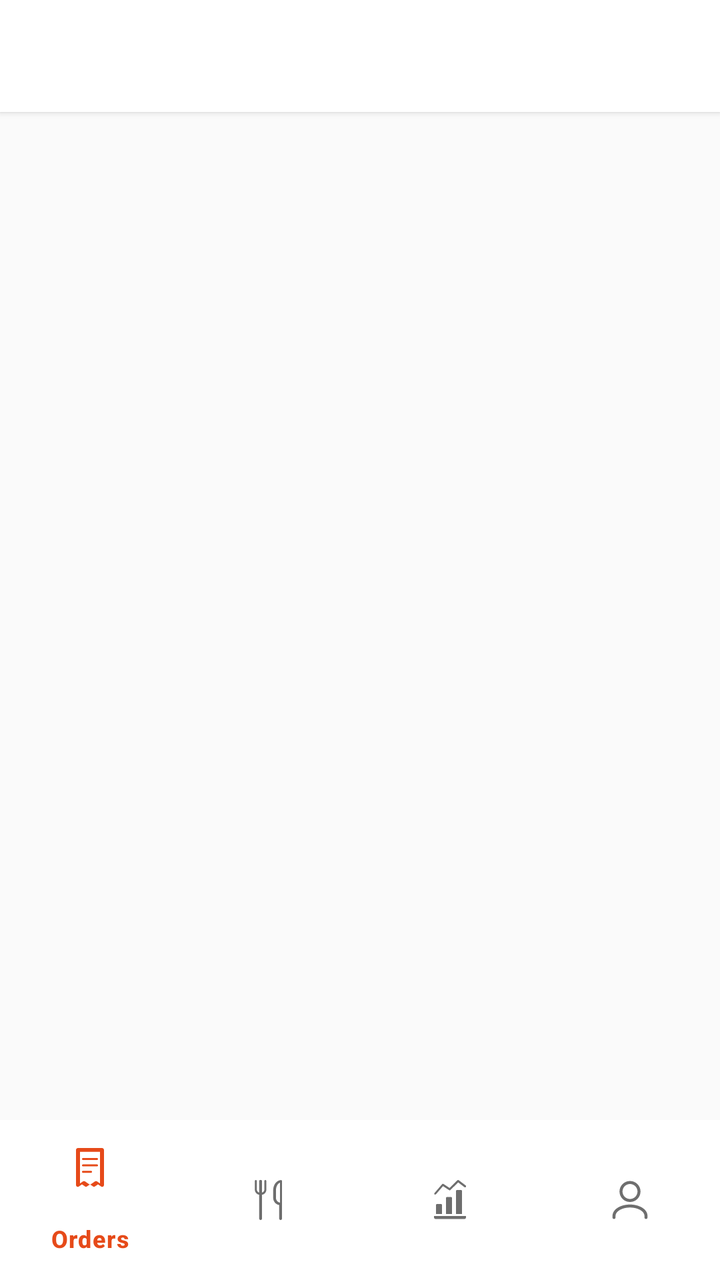
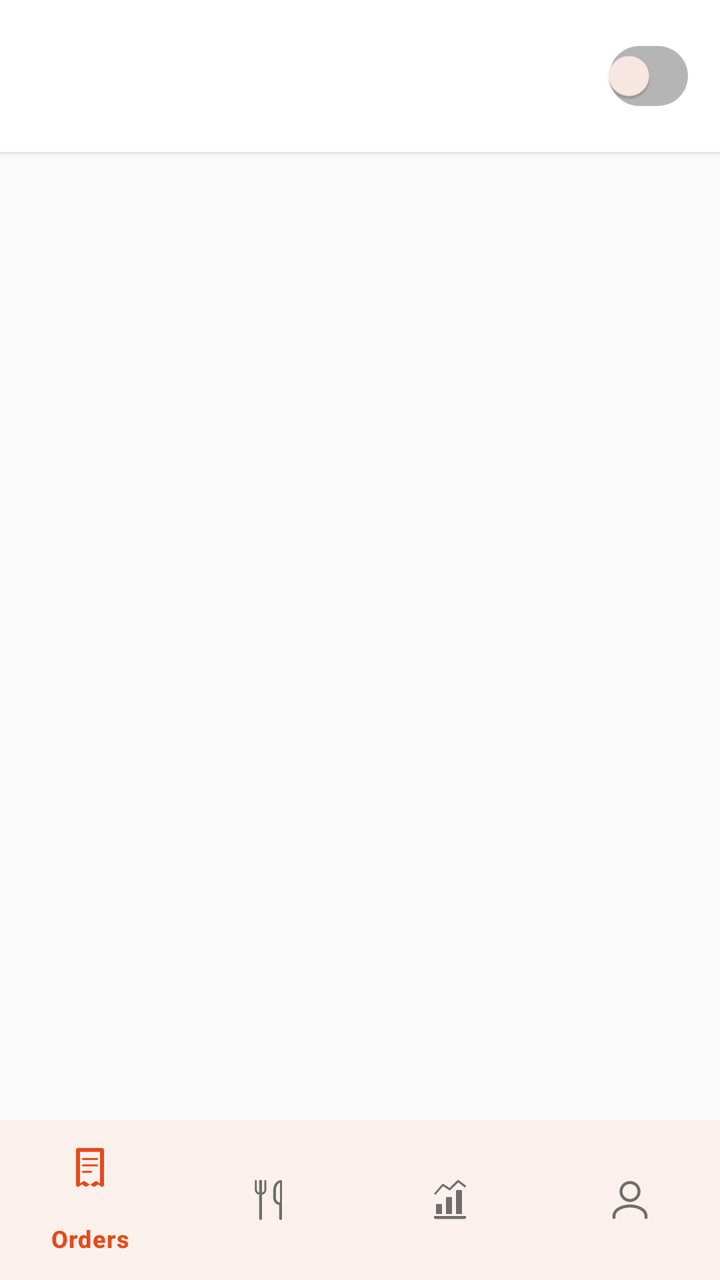

The first picture is an Android layout as it rendered before a commit; the second is the same layout after the commit. The layout source and the unified diff follow.
<!-- AndroidManifest.xml: application theme Theme.AnydropRestaurant -->
<!-- res/layout/activity_main.xml -->
<?xml version="1.0" encoding="utf-8"?>
<LinearLayout xmlns:android="http://schemas.android.com/apk/res/android"
    xmlns:app="http://schemas.android.com/apk/res-auto"
    android:layout_width="match_parent"
    android:layout_height="match_parent"
    android:orientation="vertical"
    android:background="@color/background">

    
    <LinearLayout
        android:layout_width="match_parent"
        android:layout_height="wrap_content"
        android:orientation="horizontal"
        android:gravity="center_vertical"
        android:background="@color/surface"
        android:paddingHorizontal="16dp"
        android:paddingVertical="14dp"
        android:elevation="2dp">

        <TextView
            android:id="@+id/restaurantNameText"
            android:layout_width="0dp"
            android:layout_height="wrap_content"
            android:layout_weight="1"
            android:textSize="18sp"
            android:textStyle="bold"
            android:textColor="@color/text_primary"
            android:maxLines="1"
            android:ellipsize="end" />

        
        <TextView
            android:id="@+id/statusLabelText"
            android:layout_width="wrap_content"
            android:layout_height="wrap_content"
            android:layout_marginEnd="8dp"
            android:textStyle="bold"
            android:textSize="13sp" />

        <com.google.android.material.switchmaterial.SwitchMaterial
            android:id="@+id/statusSwitch"
            style="@style/ToggleSwitch.Filled"
            android:layout_width="52dp"
            android:layout_height="28dp" />
    </LinearLayout>

    <androidx.fragment.app.FragmentContainerView
        android:id="@+id/navHostContainer"
        android:layout_width="match_parent"
        android:layout_height="0dp"
        android:layout_weight="1" />

    
    <com.google.android.material.bottomnavigation.BottomNavigationView
        android:id="@+id/bottomNav"
        android:layout_width="match_parent"
        android:layout_height="wrap_content"
        android:background="@color/surface"
        app:itemIconTint="@color/bottom_nav_item_color"
        app:itemTextColor="@color/bottom_nav_item_color"
        app:menu="@menu/bottom_nav_menu" />

</LinearLayout>
<!-- resources referenced by this layout -->
<resources>
  <style name="ToggleSwitch.Filled" parent="Widget.MaterialComponents.CompoundButton.Switch">
          <item name="track">@drawable/toggle_track_selector</item>
          <item name="android:track">@drawable/toggle_track_selector</item>
          <item name="android:thumb">@drawable/bg_toggle_thumb</item>
          <item name="showText">false</item>
          <item name="android:textOn">@null</item>
          <item name="android:textOff">@null</item>
      </style>
  <style name="Theme.AnydropRestaurant" parent="Theme.Material3.DayNight.NoActionBar">
          <item name="colorPrimary">@color/anydrop_primary</item>
          <item name="colorPrimaryVariant">@color/anydrop_primary_dark</item>
          <item name="colorOnPrimary">@color/white</item>
          <item name="colorSecondary">@color/anydrop_secondary</item>
          <item name="colorOnSurface">@color/text_primary</item>
          <item name="colorOnSurfaceVariant">@color/text_secondary</item>
          <item name="colorOutline">@color/outline</item>
          <item name="android:windowBackground">@color/background</item>
          
          <item name="android:statusBarColor">@color/anydrop_primary</item>
          <item name="android:windowLightStatusBar">false</item>
          <item name="android:textColorPrimary">@color/text_primary</item>
          <item name="android:textColorSecondary">@color/text_secondary</item>
      </style>
  <!-- drawable toggle_track_selector (drawable) -->
  <?xml version="1.0" encoding="utf-8"?>
  <selector xmlns:android="http://schemas.android.com/apk/res/android">
      <item android:drawable="@drawable/bg_toggle_track_on" android:state_checked="true" />
      <item android:drawable="@drawable/bg_toggle_track_off" />
  </selector>
  <!-- drawable bg_toggle_thumb (drawable) -->
  <?xml version="1.0" encoding="utf-8"?>
  <layer-list xmlns:android="http://schemas.android.com/apk/res/android">
      <item android:top="1dp" android:left="1dp">
          <shape android:shape="oval">
              <solid android:color="#33000000" />
          </shape>
      </item>
      <item android:bottom="1dp" android:right="1dp">
          <shape android:shape="oval">
              <solid android:color="@color/white" />
          </shape>
      </item>
  </layer-list>
  <!-- drawable bg_toggle_track_on (drawable) -->
  <?xml version="1.0" encoding="utf-8"?>
  <shape xmlns:android="http://schemas.android.com/apk/res/android"
      android:shape="rectangle">
      <solid android:color="@color/toggle_track_on" />
      <corners android:radius="14dp" />
  </shape>
  <!-- drawable bg_toggle_track_off (drawable) -->
  <?xml version="1.0" encoding="utf-8"?>
  <shape xmlns:android="http://schemas.android.com/apk/res/android"
      android:shape="rectangle">
      <solid android:color="@color/toggle_track_off" />
      <corners android:radius="14dp" />
  </shape>
  <color name="toggle_track_on">#2ECC71</color>
  <color name="toggle_track_off">#E74C3C</color>
  <!-- unchanged entries left out for length: 9 -->
</resources>

<!-- the commit's change to res/layout/activity_main.xml (unified diff, before → after) -->
@@ -39,9 +39,9 @@
 
         <com.google.android.material.switchmaterial.SwitchMaterial
             android:id="@+id/statusSwitch"
-            style="@style/ToggleSwitch.Filled"
-            android:layout_width="52dp"
-            android:layout_height="28dp" />
+            style="@style/Widget.AnydropRestaurant.Switch"
+            android:layout_width="wrap_content"
+            android:layout_height="wrap_content" />
     </LinearLayout>
 
     <androidx.fragment.app.FragmentContainerView
<!-- resource entries referenced after the edit -->
@@ -1,18 +1,21 @@
 <!-- resources referenced by this layout -->
 <resources>
-  <style name="ToggleSwitch.Filled" parent="Widget.MaterialComponents.CompoundButton.Switch">
-          <item name="track">@drawable/toggle_track_selector</item>
-          <item name="android:track">@drawable/toggle_track_selector</item>
-          <item name="android:thumb">@drawable/bg_toggle_thumb</item>
+  <style name="Widget.AnydropRestaurant.Switch" parent="Widget.MaterialComponents.CompoundButton.Switch">
+          <item name="track">@drawable/switch_track_pill</item>
+          <item name="thumb">@drawable/switch_thumb_pill</item>
+          <item name="trackTint">@null</item>
+          <item name="thumbTint">@null</item>
           <item name="showText">false</item>
-          <item name="android:textOn">@null</item>
-          <item name="android:textOff">@null</item>
       </style>
-  <style name="Theme.AnydropRestaurant" parent="Theme.Material3.DayNight.NoActionBar">
+  <style name="Theme.AnydropRestaurant" parent="Theme.Material3.Light.NoActionBar">
           <item name="colorPrimary">@color/anydrop_primary</item>
           <item name="colorPrimaryVariant">@color/anydrop_primary_dark</item>
           <item name="colorOnPrimary">@color/white</item>
+          <item name="colorPrimaryContainer">@color/anydrop_primary_container</item>
+          <item name="colorOnPrimaryContainer">@color/anydrop_primary_dark</item>
           <item name="colorSecondary">@color/anydrop_secondary</item>
+          <item name="colorSurface">@color/surface</item>
+          <item name="colorSurfaceVariant">@color/background</item>
           <item name="colorOnSurface">@color/text_primary</item>
           <item name="colorOnSurfaceVariant">@color/text_secondary</item>
           <item name="colorOutline">@color/outline</item>
@@ -22,43 +25,84 @@
           <item name="android:windowLightStatusBar">false</item>
           <item name="android:textColorPrimary">@color/text_primary</item>
           <item name="android:textColorSecondary">@color/text_secondary</item>
+          
+          <item name="android:forceDarkAllowed" tools:targetApi="29">false</item>
+          
+          <item name="materialAlertDialogTheme">@style/ThemeOverlay.AnydropRestaurant.AlertDialog</item>
+          <item name="alertDialogTheme">@style/ThemeOverlay.AnydropRestaurant.AlertDialog</item>
+          
+          <item name="materialCalendarTheme">@style/ThemeOverlay.AnydropRestaurant.DatePicker</item>
+          <item name="materialCalendarStyle">@style/Widget.AnydropRestaurant.CalendarStyle</item>
+          
+          <item name="materialTimePickerTheme">@style/ThemeOverlay.AnydropRestaurant.DatePicker</item>
+          
+          <item name="switchStyle">@style/Widget.AnydropRestaurant.Switch</item>
       </style>
-  <!-- drawable toggle_track_selector (drawable) -->
+  <!-- drawable switch_track_pill (drawable) -->
   <?xml version="1.0" encoding="utf-8"?>
   <selector xmlns:android="http://schemas.android.com/apk/res/android">
-      <item android:drawable="@drawable/bg_toggle_track_on" android:state_checked="true" />
-      <item android:drawable="@drawable/bg_toggle_track_off" />
-  </selector>
-  <!-- drawable bg_toggle_thumb (drawable) -->
-  <?xml version="1.0" encoding="utf-8"?>
-  <layer-list xmlns:android="http://schemas.android.com/apk/res/android">
-      <item android:top="1dp" android:left="1dp">
-          <shape android:shape="oval">
-              <solid android:color="#33000000" />
+      <item android:state_checked="true">
+          <shape android:shape="rectangle">
+              <solid android:color="@color/anydrop_primary" />
+              <corners android:radius="15dp" />
+              <size
+                  android:width="52dp"
+                  android:height="30dp" />
           </shape>
       </item>
-      <item android:bottom="1dp" android:right="1dp">
-          <shape android:shape="oval">
-              <solid android:color="@color/white" />
+      <item>
+          <shape android:shape="rectangle">
+              <solid android:color="@color/switch_track_off" />
+              <corners android:radius="15dp" />
+              <size
+                  android:width="52dp"
+                  android:height="30dp" />
           </shape>
       </item>
-  </layer-list>
-  <!-- drawable bg_toggle_track_on (drawable) -->
+  </selector>
+  <!-- drawable switch_thumb_pill (drawable) -->
   <?xml version="1.0" encoding="utf-8"?>
   <shape xmlns:android="http://schemas.android.com/apk/res/android"
-      android:shape="rectangle">
-      <solid android:color="@color/toggle_track_on" />
-      <corners android:radius="14dp" />
+      android:shape="oval">
+      <solid android:color="@color/white" />
+      <size
+          android:width="24dp"
+          android:height="24dp" />
   </shape>
-  <!-- drawable bg_toggle_track_off (drawable) -->
-  <?xml version="1.0" encoding="utf-8"?>
-  <shape xmlns:android="http://schemas.android.com/apk/res/android"
-      android:shape="rectangle">
-      <solid android:color="@color/toggle_track_off" />
-      <corners android:radius="14dp" />
-  </shape>
-  <color name="toggle_track_on">#2ECC71</color>
-  <color name="toggle_track_off">#E74C3C</color>
+  <color name="anydrop_primary_container">#FFE0D3</color>
+  <style name="ThemeOverlay.AnydropRestaurant.AlertDialog" parent="ThemeOverlay.Material3.MaterialAlertDialog">
+          <item name="colorSurface">@color/surface</item>
+          <item name="colorOnSurface">@color/text_primary</item>
+          <item name="colorOnSurfaceVariant">@color/text_secondary</item>
+          <item name="colorPrimary">@color/anydrop_primary</item>
+          <item name="colorOutline">@color/outline</item>
+          <item name="shapeAppearanceOverlay">@style/ShapeAppearance.AnydropRestaurant.Dialog</item>
+          <item name="materialAlertDialogTitleTextStyle">@style/TextAppearance.AnydropRestaurant.DialogTitle</item>
+          <item name="buttonBarPositiveButtonStyle">@style/Widget.AnydropRestaurant.Dialog.Button</item>
+          <item name="buttonBarNegativeButtonStyle">@style/Widget.AnydropRestaurant.Dialog.Button</item>
+          <item name="buttonBarNeutralButtonStyle">@style/Widget.AnydropRestaurant.Dialog.Button</item>
+      </style>
+  <style name="ThemeOverlay.AnydropRestaurant.DatePicker" parent="ThemeOverlay.Material3.MaterialCalendar">
+          <item name="colorPrimary">@color/anydrop_primary</item>
+          <item name="colorOnPrimary">@color/white</item>
+          <item name="colorSurface">@color/surface</item>
+          <item name="colorOnSurface">@color/text_primary</item>
+          <item name="colorOnSurfaceVariant">@color/text_secondary</item>
+      </style>
+  <style name="Widget.AnydropRestaurant.CalendarStyle" parent="Widget.Material3.MaterialCalendar">
+          <item name="android:windowFullscreen">false</item>
+      </style>
+  <color name="switch_track_off">#D6D6D6</color>
+  <style name="ShapeAppearance.AnydropRestaurant.Dialog" parent="ShapeAppearance.Material3.MediumComponent">
+          <item name="cornerSize">16dp</item>
+      </style>
+  <style name="TextAppearance.AnydropRestaurant.DialogTitle" parent="MaterialAlertDialog.Material3.Title.Text">
+          <item name="android:textColor">@color/text_primary</item>
+          <item name="android:textStyle">bold</item>
+      </style>
+  <style name="Widget.AnydropRestaurant.Dialog.Button" parent="Widget.Material3.Button.TextButton.Dialog">
+          <item name="android:textColor">@color/anydrop_primary</item>
+      </style>
   <!-- unchanged entries left out for length: 9 -->
 </resources>
 
